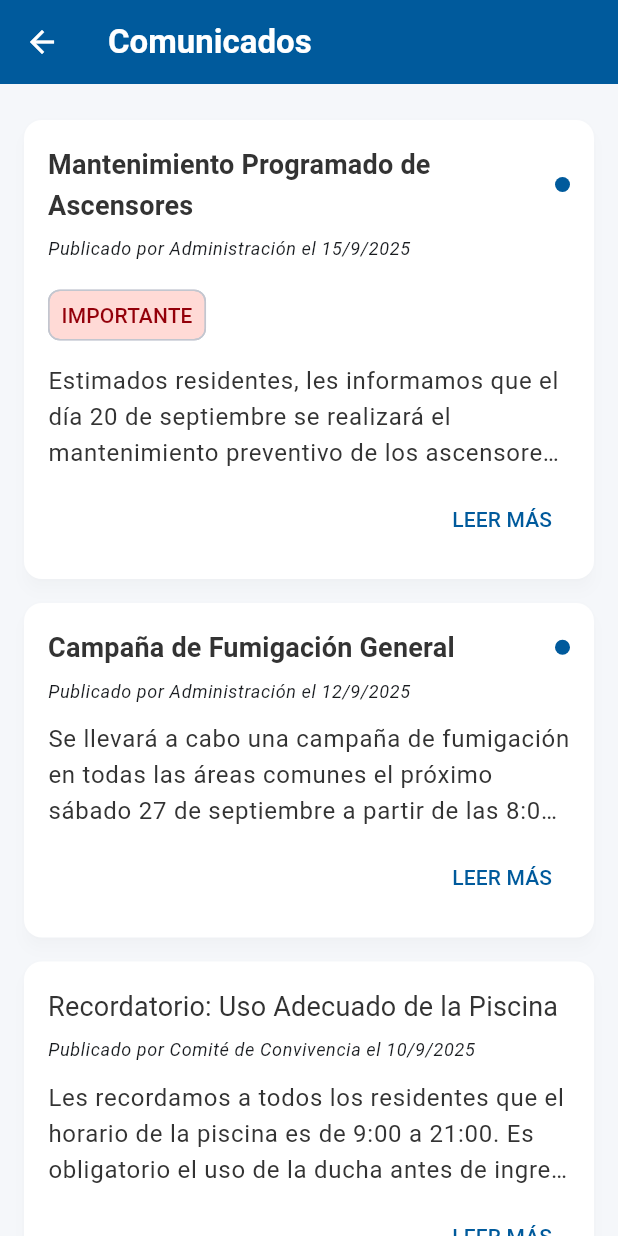
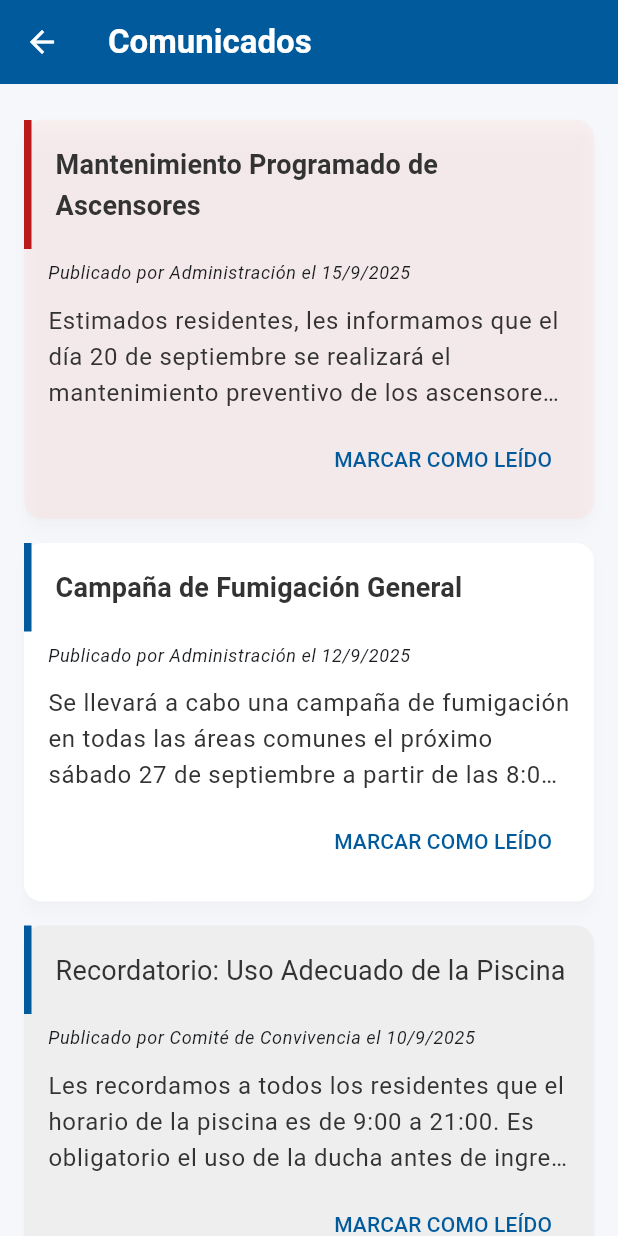
Before and after one commit to davidgarciacaballero0-dot/smart-condominious-si2, a Flutter app: the CommunicationsPage screen opened directly, on a phone screen of 412 x 824 dp. Run offline on Flutter 3.47's test engine with Material 3 defaults, Android fonts, the phone set to English and light mode, and no system bars; our stand-ins replace table_calendar.

Commit message:
feat: Desarrolla UI del módulo de comunicados con estados

```diff
--- a/app/lib/communications_page.dart
+++ b/app/lib/communications_page.dart
@@ -1,5 +1,8 @@
+// ignore_for_file: unused_import, deprecated_member_use
+
 import 'package:flutter/material.dart';
 
+import 'package.flutter/material.dart';
 import '../models/announcement_model.dart';
 
 class CommunicationsPage extends StatefulWidget {
@@ -10,7 +13,6 @@ class CommunicationsPage extends StatefulWidget {
 }
 
 class _CommunicationsPageState extends State<CommunicationsPage> {
-  // --- DATOS DE PRUEBA ACTUALIZADOS CON LOS NUEVOS ESTADOS ---
   final List<Announcement> _announcements = [
     Announcement(
       id: '1',
@@ -19,7 +21,7 @@ class _CommunicationsPageState extends State<CommunicationsPage> {
           'Estimados residentes, les informamos que el día 20 de septiembre se realizará el mantenimiento preventivo de los ascensores de la Torre A. El servicio estará suspendido de 9:00 a 13:00. Agradecemos su comprensión.',
       date: DateTime(2025, 9, 15),
       author: 'Administración',
-      isImportant: true, // Marcado como importante
+      isImportant: true,
       isRead: false,
     ),
     Announcement(
@@ -38,7 +40,7 @@ class _CommunicationsPageState extends State<CommunicationsPage> {
           'Les recordamos a todos los residentes que el horario de la piscina es de 9:00 a 21:00. Es obligatorio el uso de la ducha antes de ingresar. Por favor, sigamos las normas para el disfrute de todos.',
       date: DateTime(2025, 9, 10),
       author: 'Comité de Convivencia',
-      isRead: true, // Marcado como ya leído
+      isRead: true,
     ),
   ];
 
@@ -80,60 +82,66 @@ class AnnouncementCard extends StatelessWidget {
     required this.onReadMore,
   });
 
+  // --- NUEVA FUNCIÓN PARA DETERMINAR EL COLOR DE LA TARJETA ---
+  Color _getCardColor(BuildContext context) {
+    final colorScheme = Theme.of(context).colorScheme;
+    if (announcement.isImportant && !announcement.isRead) {
+      return colorScheme.errorContainer
+          .withOpacity(0.3); // Color distintivo para importante y no leído
+    }
+    if (announcement.isRead) {
+      return Colors.grey.shade200; // Color para leído
+    }
+    return Colors.white; // Color para no leído (normal)
+  }
+
   @override
   Widget build(BuildContext context) {
     final textTheme = Theme.of(context).textTheme;
     final colorScheme = Theme.of(context).colorScheme;
-
-    // --- LÓGICA VISUAL PARA LOS ESTADOS ---
-    final titleStyle = textTheme.titleMedium?.copyWith(
-      fontWeight: announcement.isRead ? FontWeight.normal : FontWeight.bold,
-    );
+    final cardColor = _getCardColor(context);
 
     return Card(
-      child: Padding(
-        padding: const EdgeInsets.all(16.0),
+      color: cardColor, // Aplicamos el color dinámico a la tarjeta
+      elevation: announcement.isRead ? 1 : 4,
       child: Column(
         crossAxisAlignment: CrossAxisAlignment.start,
         children: [
-            Row(
-              mainAxisAlignment: MainAxisAlignment.spaceBetween,
-              children: [
-                // Título del comunicado
-                Expanded(
-                  child: Text(announcement.title, style: titleStyle),
-                ),
-                // Indicador de "Sin Leer"
-                if (!announcement.isRead)
+          // --- NUEVO CONTENEDOR PARA EL TÍTULO CON CONTORNO ---
           Container(
-                    width: 10,
-                    height: 10,
+            width: double.infinity,
+            padding: const EdgeInsets.all(16.0),
             decoration: BoxDecoration(
-                      color: colorScheme.primary,
-                      shape: BoxShape.circle,
+              border: Border(
+                left: BorderSide(
+                  color: announcement.isImportant
+                      ? colorScheme.error
+                      : colorScheme.primary,
+                  width: 5.0,
                 ),
               ),
-              ],
             ),
+            child: Text(
+              announcement.title,
+              style: textTheme.titleMedium?.copyWith(
+                fontWeight:
+                    announcement.isRead ? FontWeight.normal : FontWeight.bold,
+              ),
+            ),
+          ),
+          // --- Contenido del comunicado ---
+          Padding(
+            padding: const EdgeInsets.fromLTRB(16.0, 0, 16.0, 16.0),
+            child: Column(
+              crossAxisAlignment: CrossAxisAlignment.start,
+              children: [
                 const SizedBox(height: 8.0),
-            // Autor y Fecha
                 Text(
                   'Publicado por ${announcement.author} el ${announcement.date.day}/${announcement.date.month}/${announcement.date.year}',
-              style: textTheme.bodySmall?.copyWith(fontStyle: FontStyle.italic),
+                  style: textTheme.bodySmall
+                      ?.copyWith(fontStyle: FontStyle.italic),
                 ),
                 const SizedBox(height: 12.0),
-            // Etiqueta de "Importante"
-            if (announcement.isImportant)
-              Padding(
-                padding: const EdgeInsets.only(bottom: 8.0),
-                child: Chip(
-                  label: const Text('IMPORTANTE'),
-                  backgroundColor: colorScheme.errorContainer,
-                  labelStyle: TextStyle(color: colorScheme.onErrorContainer),
-                  padding: EdgeInsets.zero,
-                ),
-              ),
-            // Contenido del comunicado
                 Text(
                   announcement.content,
                   style: textTheme.bodyLarge,
@@ -141,19 +149,20 @@ class AnnouncementCard extends StatelessWidget {
                   overflow: TextOverflow.ellipsis,
                 ),
                 const SizedBox(height: 8.0),
-            // Botón para leer más
                 Align(
                   alignment: Alignment.centerRight,
                   child: TextButton(
                     onPressed: () {
-                  onReadMore(); // Llama a la función para marcar como leído
+                      onReadMore();
                     },
-                child: const Text('LEER MÁS'),
+                    child: const Text('MARCAR COMO LEÍDO'),
                   ),
                 ),
               ],
             ),
           ),
+        ],
+      ),
     );
   }
 }
```
Also changed, not shown: 1 other file. Lines whose indentation alone changed are shown as unchanged.
